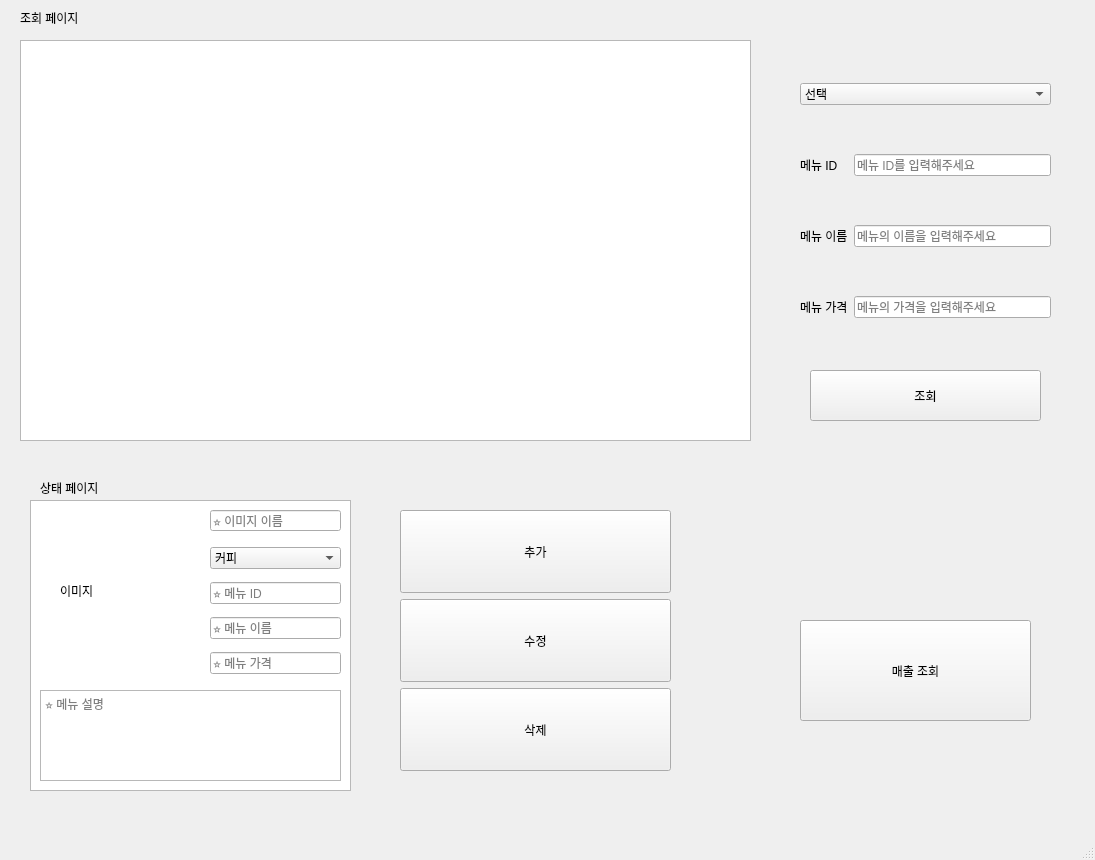
Above: ui/manager.ui from BSEom/miniP_kiosk before the change. Below: the same form after it.
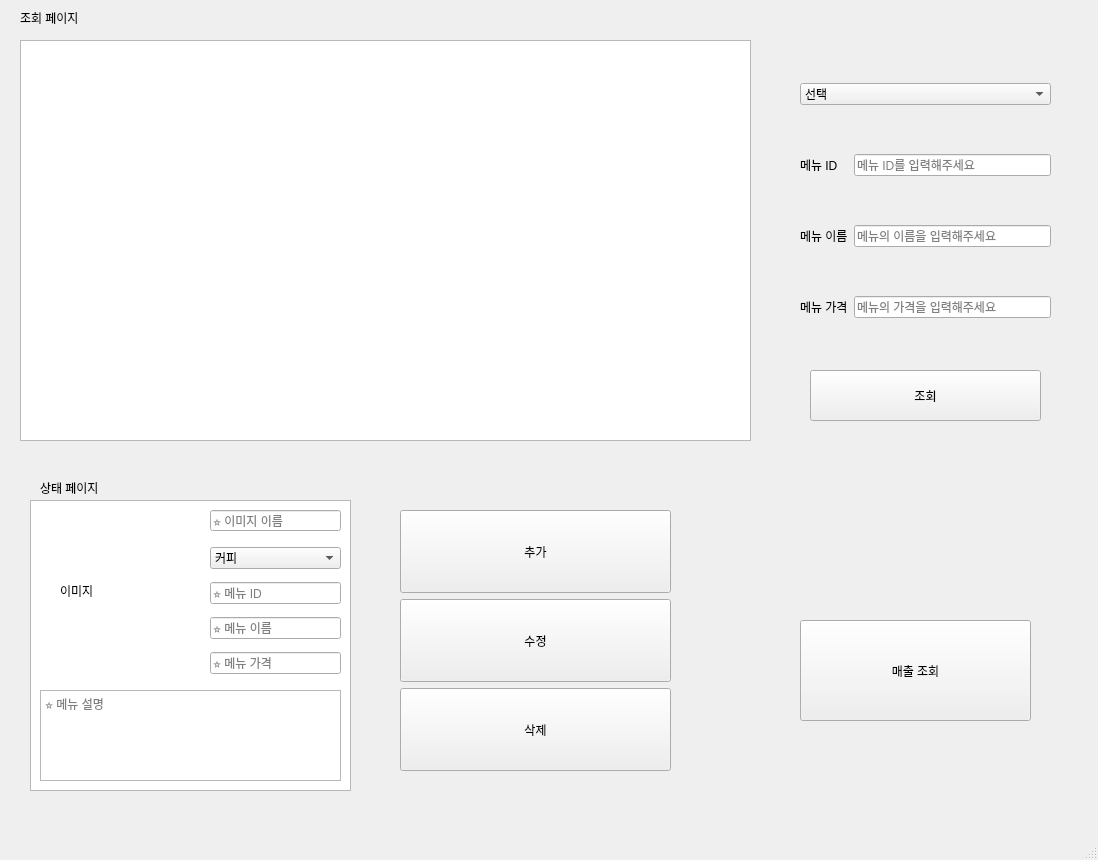
That is the form after the change.

What changed in the file:
```diff
--- a/ui/manager.ui
+++ b/ui/manager.ui
@@ -6,7 +6,7 @@
    <rect>
     <x>0</x>
     <y>0</y>
-    <width>1095</width>
+    <width>1098</width>
     <height>860</height>
    </rect>
   </property>
```
Left out of the diff: 4 changed lines with no effect on the pictures.
